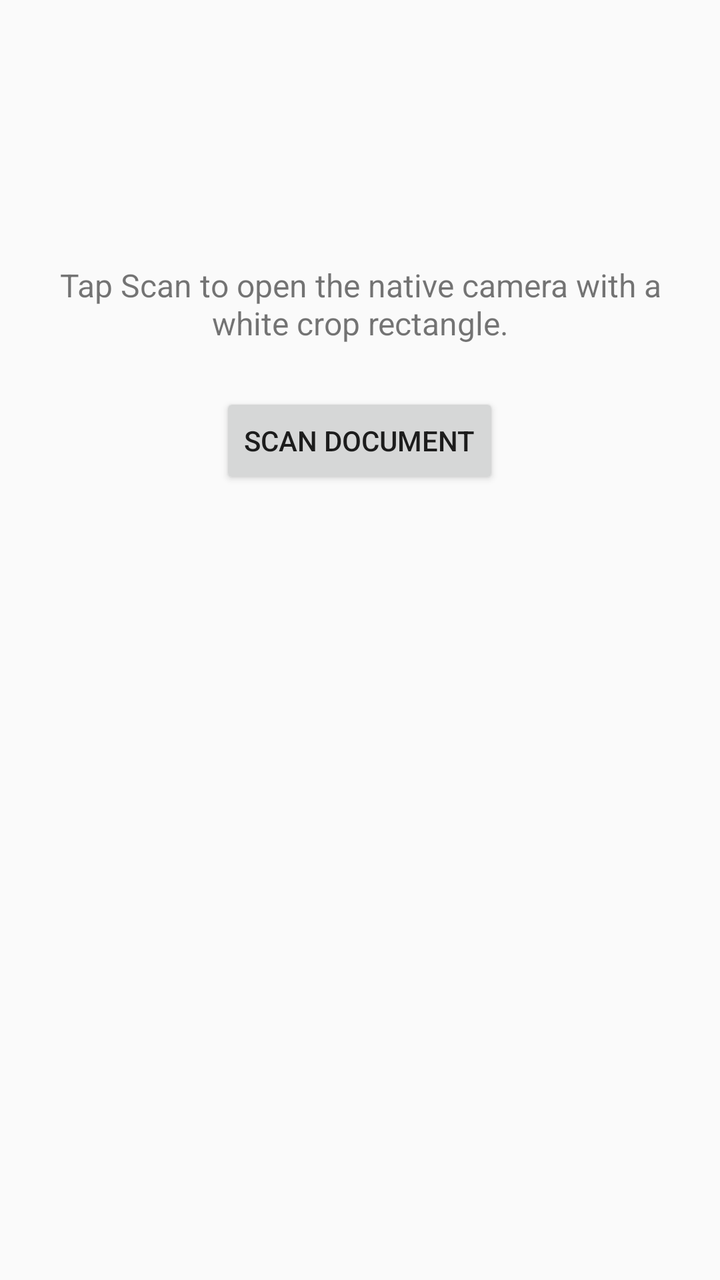
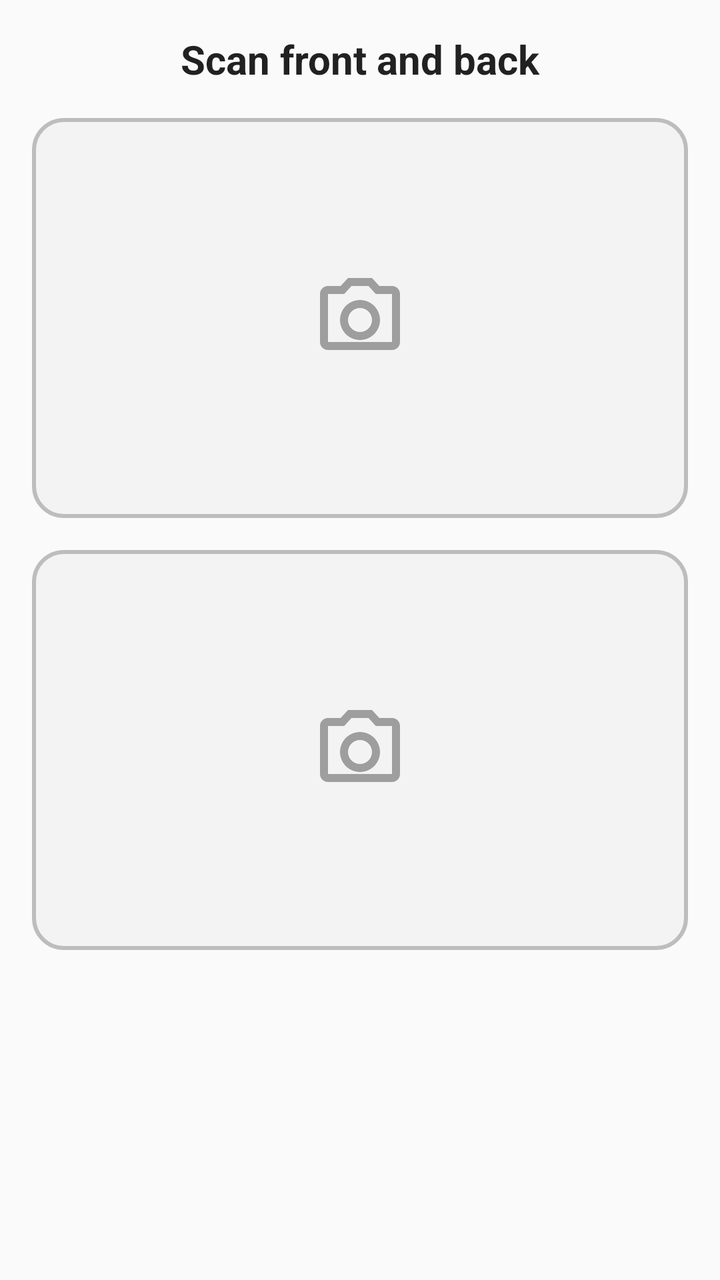

Before-and-after screenshots of an Android layout around one commit, followed by the original layout XML and the change that was made.
<!-- AndroidManifest.xml: application theme Theme.AppCompat.Light.DarkActionBar -->
<!-- res/layout/activity_main.xml -->
<?xml version="1.0" encoding="utf-8"?>
<LinearLayout xmlns:android="http://schemas.android.com/apk/res/android"
    android:layout_width="match_parent"
    android:layout_height="match_parent"
    android:gravity="center"
    android:orientation="vertical"
    android:padding="24dp">

    <TextView
        android:id="@+id/statusText"
        android:layout_width="match_parent"
        android:layout_height="wrap_content"
        android:gravity="center"
        android:text="Tap Scan to open the native camera with a white crop rectangle."
        android:textSize="16sp" />

    <Button
        android:id="@+id/scanButton"
        android:layout_width="wrap_content"
        android:layout_height="wrap_content"
        android:layout_marginTop="24dp"
        android:text="Scan document" />

    <ImageView
        android:id="@+id/resultImage"
        android:layout_width="match_parent"
        android:layout_height="240dp"
        android:layout_marginTop="24dp"
        android:contentDescription="Cropped result"
        android:scaleType="centerInside" />
</LinearLayout>
<!-- resources referenced by this layout -->
<resources>

</resources>

<!-- the commit's change to res/layout/activity_main.xml (unified diff, before → after) -->
@@ -1,31 +1,51 @@
 <?xml version="1.0" encoding="utf-8"?>
-<LinearLayout xmlns:android="http://schemas.android.com/apk/res/android"
+<ScrollView xmlns:android="http://schemas.android.com/apk/res/android"
+    android:id="@+id/contentRoot"
     android:layout_width="match_parent"
     android:layout_height="match_parent"
-    android:gravity="center"
-    android:orientation="vertical"
-    android:padding="24dp">
+    android:clipToPadding="true"
+    android:fillViewport="true">
 
-    <TextView
-        android:id="@+id/statusText"
+    <LinearLayout
         android:layout_width="match_parent"
         android:layout_height="wrap_content"
-        android:gravity="center"
-        android:text="Tap Scan to open the native camera with a white crop rectangle."
-        android:textSize="16sp" />
+        android:orientation="vertical"
+        android:padding="16dp">
 
-    <Button
-        android:id="@+id/scanButton"
-        android:layout_width="wrap_content"
-        android:layout_height="wrap_content"
-        android:layout_marginTop="24dp"
-        android:text="Scan document" />
+        <TextView
+            android:id="@+id/statusText"
+            android:layout_width="match_parent"
+            android:layout_height="wrap_content"
+            android:gravity="center"
+            android:text="@string/scan_title"
+            android:textColor="?android:attr/textColorPrimary"
+            android:textSize="20sp"
+            android:textStyle="bold" />
 
-    <ImageView
-        android:id="@+id/resultImage"
-        android:layout_width="match_parent"
-        android:layout_height="240dp"
-        android:layout_marginTop="24dp"
-        android:contentDescription="Cropped result"
-        android:scaleType="centerInside" />
-</LinearLayout>
+        <ImageView
+            android:id="@+id/resulFrontImage"
+            android:layout_width="match_parent"
+            android:layout_height="wrap_content"
+            android:layout_marginTop="16dp"
+            android:adjustViewBounds="true"
+            android:clickable="true"
+            android:contentDescription="@string/front_scan"
+            android:focusable="true"
+            android:foreground="?attr/selectableItemBackground"
+            android:scaleType="fitCenter"
+            android:src="@drawable/ic_scan_placeholder" />
+
+        <ImageView
+            android:id="@+id/resulBackImage"
+            android:layout_width="match_parent"
+            android:layout_height="wrap_content"
+            android:layout_marginTop="16dp"
+            android:adjustViewBounds="true"
+            android:clickable="true"
+            android:contentDescription="@string/back_scan"
+            android:focusable="true"
+            android:foreground="?attr/selectableItemBackground"
+            android:scaleType="fitCenter"
+            android:src="@drawable/ic_scan_placeholder" />
+    </LinearLayout>
+</ScrollView>
<!-- resource entries referenced after the edit -->
@@ -1,5 +1,34 @@
 <!-- resources referenced by this layout -->
 <resources>
-
+  <!-- drawable ic_scan_placeholder (drawable) -->
+  <?xml version="1.0" encoding="utf-8"?>
+  <vector xmlns:android="http://schemas.android.com/apk/res/android"
+      android:width="328dp"
+      android:height="200dp"
+      android:viewportWidth="328"
+      android:viewportHeight="200">
+  
+      <path
+          android:fillColor="#F3F3F3"
+          android:strokeColor="#BDBDBD"
+          android:strokeWidth="2"
+          android:pathData="M16,1H312A15,15 0 0 1 327,16V184A15,15 0 0 1 312,199H16A15,15 0 0 1 1,184V16A15,15 0 0 1 16,1Z" />
+  
+      <group
+          android:translateX="140"
+          android:translateY="76"
+          android:scaleX="2"
+          android:scaleY="2">
+          <path
+              android:fillColor="#9E9E9E"
+              android:pathData="M12,17.5c-2.76,0 -5,-2.24 -5,-5s2.24,-5 5,-5 5,2.24 5,5 -2.24,5 -5,5zM12,9.5c-1.66,0 -3,1.34 -3,3s1.34,3 3,3 3,-1.34 3,-3 -1.34,-3 -3,-3z" />
+          <path
+              android:fillColor="#9E9E9E"
+              android:pathData="M20,4h-3.17L15,2H9L7.17,4H4C2.9,4 2,4.9 2,6v12c0,1.1 0.9,2 2,2h16c1.1,0 2,-0.9 2,-2V6c0,-1.1 -0.9,-2 -2,-2zM20,18H4V6h4.05l1.83,-2h4.24l1.83,2H20v12z" />
+      </group>
+  </vector>
+  <string name="back_scan">Back of document</string>
+  <string name="front_scan">Front of document</string>
+  <string name="scan_title">Scan front and back</string>
 </resources>
 
